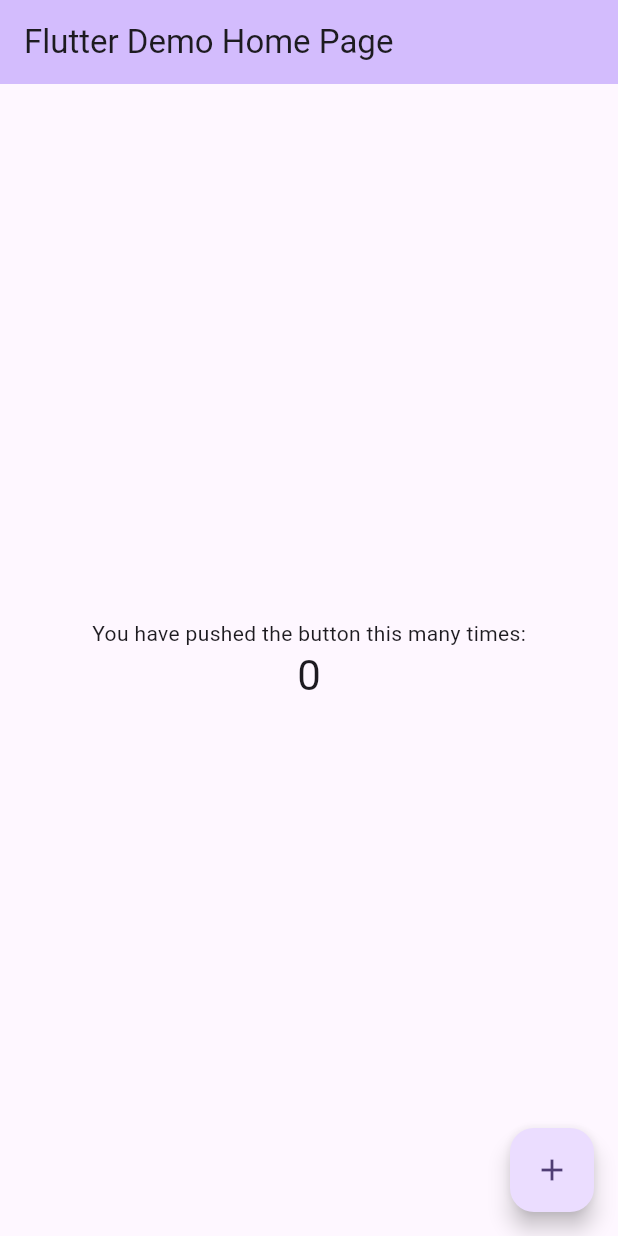
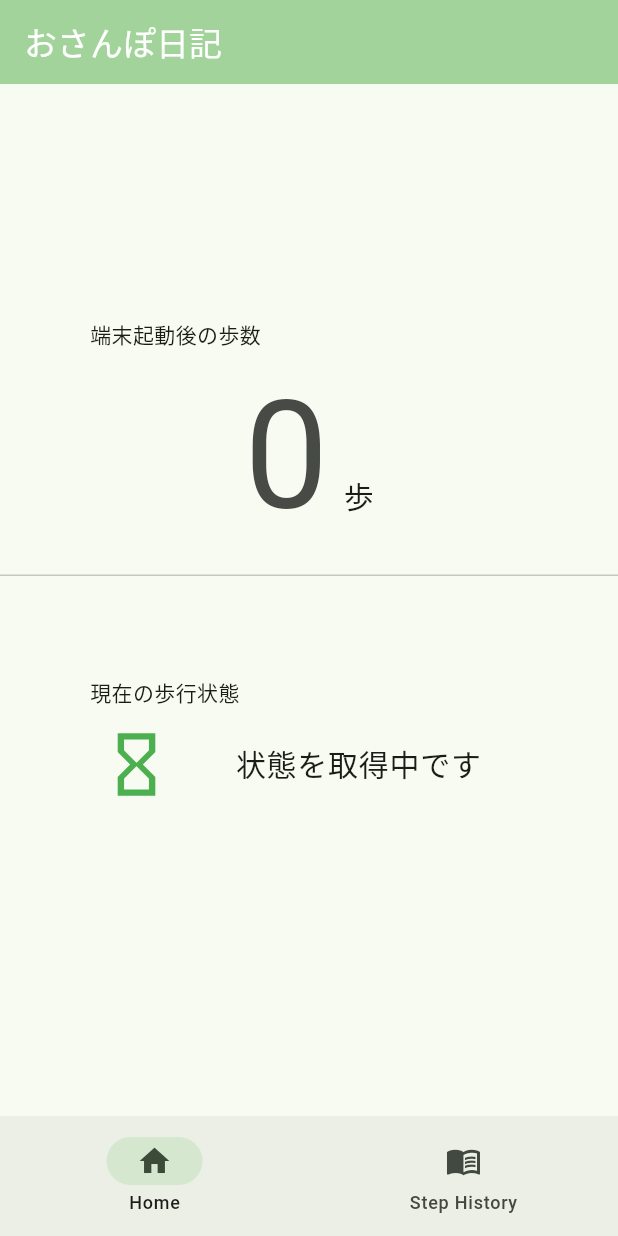
Before and after one commit to HasegawaMoe/steps_app, a Flutter app: the screen it shows after launch, on a phone screen of 412 x 824 dp. Run offline on Flutter 3.47's test engine with Material 3 defaults, Android fonts, the phone set to English and light mode, and no system bars; our stand-ins replace pedometer, permission_handler.

Commit message:
歩数、歩行状態の取得・表示　完了（権限まわりは未完成）

```diff
--- /dev/null
+++ b/devtools_options.yaml
@@ -0,0 +1,3 @@
+description: This file stores settings for Dart & Flutter DevTools.
+documentation: https://docs.flutter.dev/tools/devtools/extensions#configure-extension-enablement-states
+extensions:
--- a/lib/main.dart
+++ b/lib/main.dart
@@ -1,11 +1,5 @@
 import 'package:flutter/material.dart';
-import 'package:steps_app/env/env.dart';
-
-final headers = {
-  'Authorization': 'Bearer ${Env.notionToken}',
-  'Notion-Version': '2026-03-11',
-  'Content-Type': 'application/json',
-};
+import 'package:steps_app/screen/main_screen.dart';
 
 void main() {
   runApp(const MyApp());
@@ -18,56 +12,9 @@ class MyApp extends StatelessWidget {
   @override
   Widget build(BuildContext context) {
     return MaterialApp(
-      title: 'Flutter Demo',
-      theme: ThemeData(colorScheme: .fromSeed(seedColor: Colors.deepPurple)),
-      home: const MyHomePage(title: 'Flutter Demo Home Page'),
+      title: '歩数アプリ',
+      theme: ThemeData(colorScheme: .fromSeed(seedColor: Colors.green)),
+      home: const MainScreen(),
     );
   }
 }
-
-class MyHomePage extends StatefulWidget {
-  const MyHomePage({super.key, required this.title});
-  final String title;
-
-  @override
-  State<MyHomePage> createState() => _MyHomePageState();
-}
-
-class _MyHomePageState extends State<MyHomePage> {
-  int _counter = 0;
-
-  void _incrementCounter() {
-    debugPrint('トークンの文字数: ${Env.notionToken.length}');
-    setState(() {
-      _counter++;
-    });
-  }
-
-  @override
-  Widget build(BuildContext context) {
-    return Scaffold(
-      appBar: AppBar(
-        backgroundColor: Theme.of(context).colorScheme.inversePrimary,
-
-        title: Text(widget.title),
-      ),
-      body: Center(
-        child: Column(
-          mainAxisAlignment: .center,
-          children: [
-            const Text('You have pushed the button this many times:'),
-            Text(
-              '$_counter',
-              style: Theme.of(context).textTheme.headlineMedium,
-            ),
-          ],
-        ),
-      ),
-      floatingActionButton: FloatingActionButton(
-        onPressed: _incrementCounter,
-        tooltip: 'Increment',
-        child: const Icon(Icons.add),
-      ),
-    );
-  }
-}
--- /dev/null
+++ b/lib/screen/home_screen.dart
@@ -0,0 +1,119 @@
+import 'package:flutter/material.dart';
+import 'package:steps_app/env/env.dart';
+import 'package:pedometer/pedometer.dart';
+import 'package:permission_handler/permission_handler.dart';
+import 'package:steps_app/controller/step_controller.dart';
+
+final headers = {
+  'Authorization': 'Bearer ${Env.notionToken}',
+  'Notion-Version': '2026-03-11',
+  'Content-Type': 'application/json',
+};
+
+class HomeScreen extends StatefulWidget {
+  const HomeScreen({super.key, required this.title});
+  final String title;
+
+  @override
+  State<HomeScreen> createState() => HomeScreenState();
+}
+
+class HomeScreenState extends State<HomeScreen> {
+  final stepController = StepServiceController();
+
+  @override
+  void initState() {
+    super.initState();
+    stepController.isPermissionGranted();
+  }
+
+  @override
+  void dispose() {
+    print('🌟dispose');
+    stepController.dispose();
+    super.dispose();
+  }
+
+  @override
+  Widget build(BuildContext context) {
+    return Scaffold(
+      appBar: AppBar(
+        backgroundColor: Theme.of(context).colorScheme.inversePrimary,
+        title: Text(widget.title, style: TextStyle(color: Colors.white)),
+      ),
+      body: Center(
+        child: Column(
+          mainAxisAlignment: .center,
+          crossAxisAlignment: CrossAxisAlignment.start,
+          children: [
+            Padding(
+              padding: const EdgeInsets.only(left: 60.0),
+              child: const Text('端末起動後の歩数'),
+            ),
+            ListenableBuilder(
+              listenable: stepController,
+              builder: (BuildContext context, Widget? child) {
+                return Column(
+                  children: [
+                    Row(
+                      mainAxisAlignment: MainAxisAlignment.center,
+                      // ----- フォントサイズの異なる文字のベースラインを揃える ------
+                      crossAxisAlignment: CrossAxisAlignment.baseline,
+                      textBaseline: TextBaseline.ideographic,
+                      children: [
+                        Text(
+                          '${stepController.steps}',
+                          style: TextStyle(
+                            fontSize: 100,
+                            color: Color.fromRGBO(70, 75, 70, 1),
+                          ),
+                        ),
+                        Padding(
+                          padding: const EdgeInsets.only(left: 10.0),
+                          child: Text('歩', style: TextStyle(fontSize: 20.0)),
+                        ),
+                      ],
+                    ),
+                    const Divider(),
+                    statusPart(),
+                  ],
+                );
+              },
+            ),
+          ],
+        ),
+      ),
+    );
+  }
+
+  // ---------- 歩行状態を表すカード ----------
+  Widget statusPart() {
+    return switch (stepController.stepStatus) {
+      'walking' => createStatusPart('歩いています', Icons.directions_walk),
+      'stopped' => createStatusPart('止まっています', Icons.man),
+      'unknown' => createStatusPart('状態を取得できません', Icons.cancel),
+      '初期値' => createStatusPart('状態を取得中です', Icons.hourglass_empty),
+      _ => createStatusPart('予想外のエラーです', Icons.error),
+    };
+  }
+
+  // ---------- カードの中身 ----------
+  Widget createStatusPart(String status, IconData icon) {
+    return Padding(
+      padding: const EdgeInsets.all(50.0),
+      child: Column(
+        crossAxisAlignment: CrossAxisAlignment.start,
+        children: [
+          Padding(padding: const EdgeInsets.all(10.0), child: Text('現在の歩行状態')),
+          ListTile(
+            title: Padding(
+              padding: const EdgeInsets.only(left: 25.0),
+              child: Text(status, style: TextStyle(fontSize: 20)),
+            ),
+            leading: Icon(icon, size: 50.0, color: Colors.green),
+          ),
+        ],
+      ),
+    );
+  }
+}
--- /dev/null
+++ b/lib/screen/main_screen.dart
@@ -0,0 +1,37 @@
+import 'package:flutter/material.dart';
+import 'package:steps_app/screen/history_screen.dart';
+import 'home_screen.dart';
+
+class MainScreen extends StatefulWidget {
+  const MainScreen({super.key});
+
+  @override
+  State<MainScreen> createState() => _MainScreenState();
+}
+
+class _MainScreenState extends State<MainScreen> {
+  int _currentPageIndex = 0;
+  final _screens = [HomeScreen(title: 'おさんぽ日記'), HistoryScreen(title: '履歴')];
+
+  @override
+  Widget build(BuildContext context) {
+    return Scaffold(
+      body: _screens[_currentPageIndex],
+      bottomNavigationBar: NavigationBar(
+        selectedIndex: _currentPageIndex,
+        onDestinationSelected: (index) {
+          setState(() {
+            _currentPageIndex = index;
+          });
+        },
+        destinations: [
+          NavigationDestination(icon: Icon(Icons.home), label: 'Home'),
+          NavigationDestination(
+            icon: Icon(Icons.menu_book),
+            label: 'Step History',
+          ),
+        ],
+      ),
+    );
+  }
+}
```
Also changed, not shown: lib/controller/step_controller.dart (added, +53 -0 lines), lib/screen/history_screen.dart (added, +17 -0 lines), 1 other file.
